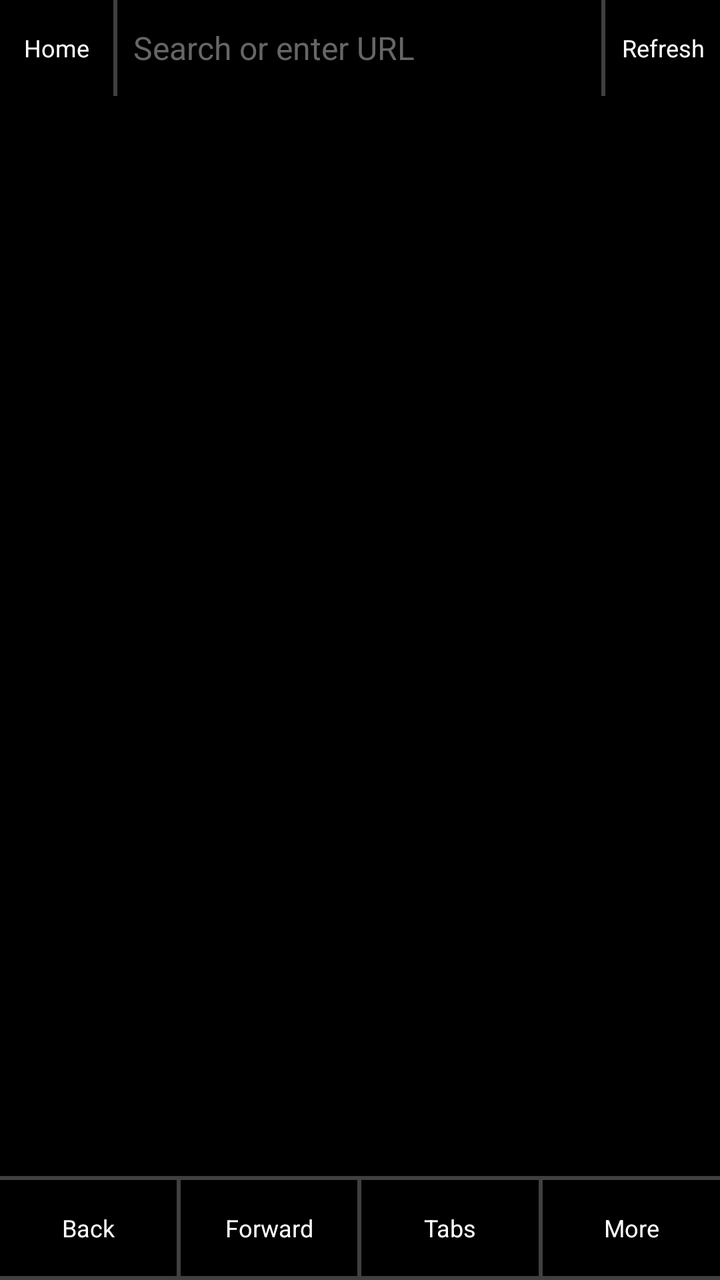
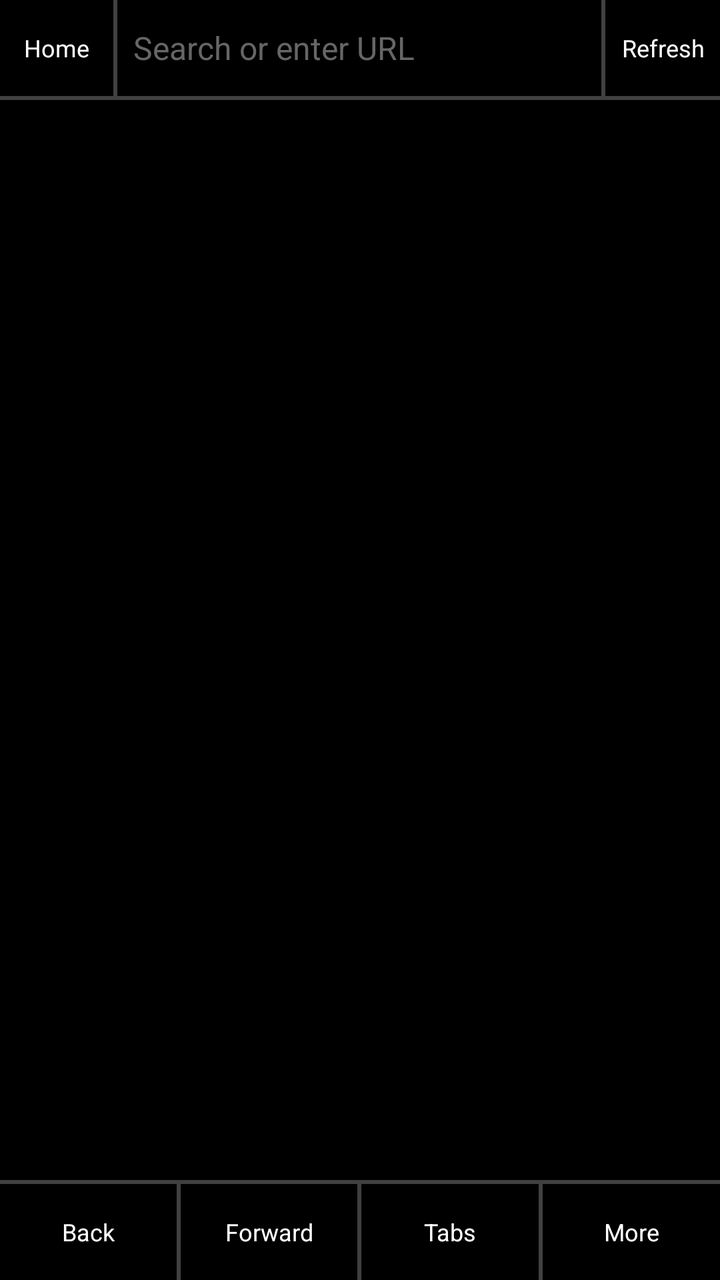

Screens rendered from an Android XML layout before and after an edit, with the pre-edit source and the edit as a unified diff.
<!-- AndroidManifest.xml: application theme Theme.ITNSecureBrowser -->
<!-- res/layout/activity_main.xml -->
<?xml version="1.0" encoding="utf-8"?>
<LinearLayout xmlns:android="http://schemas.android.com/apk/res/android"
    android:layout_width="match_parent"
    android:layout_height="match_parent"
    android:orientation="vertical"
    android:background="@color/bg">

    <LinearLayout
        android:layout_width="match_parent"
        android:layout_height="@dimen/row_height"
        android:orientation="horizontal"
        android:weightSum="100"
        android:gravity="center">

        <TextView
            android:id="@+id/btnHome"
            android:layout_width="0dp"
            android:layout_height="match_parent"
            android:layout_weight="16"
            android:gravity="center"
            android:padding="@dimen/element_padding"
            android:text="Home"
            android:textColor="@color/text_primary"
            android:textSize="12sp"
            android:background="?android:attr/selectableItemBackground" />

        <View
            android:layout_width="@dimen/divider"
            android:layout_height="match_parent"
            android:background="@drawable/divider_vertical" />

        <EditText
            android:id="@+id/urlBar"
            android:layout_width="0dp"
            android:layout_height="match_parent"
            android:layout_weight="68"
            android:background="@android:color/transparent"
            android:hint="@string/hint_search"
            android:textColorHint="@color/text_hint"
            android:textColor="@color/text_primary"
            android:textSize="16sp"
            android:singleLine="true"
            android:imeOptions="actionGo"
            android:inputType="textUri"
            android:padding="@dimen/element_padding" />

        <View
            android:layout_width="@dimen/divider"
            android:layout_height="match_parent"
            android:background="@drawable/divider_vertical" />

        <TextView
            android:id="@+id/btnRefreshStop"
            android:layout_width="0dp"
            android:layout_height="match_parent"
            android:layout_weight="16"
            android:gravity="center"
            android:padding="@dimen/element_padding"
            android:text="Refresh"
            android:textColor="@color/text_primary"
            android:textSize="12sp"
            android:background="?android:attr/selectableItemBackground" />
    </LinearLayout>

    <ProgressBar
        android:id="@+id/progressBar"
        style="?android:attr/progressBarStyleHorizontal"
        android:layout_width="match_parent"
        android:layout_height="@dimen/divider"
        android:max="100"
        android:visibility="gone" />

    <FrameLayout
        android:id="@+id/webViewContainer"
        android:layout_width="match_parent"
        android:layout_height="0dp"
        android:layout_weight="1" />

    <View
        android:layout_width="match_parent"
        android:layout_height="@dimen/divider"
        android:background="@drawable/divider_horizontal" />

    <LinearLayout
        android:layout_width="match_parent"
        android:layout_height="@dimen/row_height"
        android:orientation="horizontal"
        android:weightSum="100"
        android:gravity="center">

        <TextView
            android:id="@+id/btnBack"
            android:layout_width="0dp"
            android:layout_height="match_parent"
            android:layout_weight="25"
            android:gravity="center"
            android:padding="@dimen/element_padding"
            android:text="Back"
            android:textColor="@color/text_primary"
            android:textSize="12sp"
            android:background="?android:attr/selectableItemBackground" />

        <View
            android:layout_width="@dimen/divider"
            android:layout_height="match_parent"
            android:background="@drawable/divider_vertical" />

        <TextView
            android:id="@+id/btnForward"
            android:layout_width="0dp"
            android:layout_height="match_parent"
            android:layout_weight="25"
            android:gravity="center"
            android:padding="@dimen/element_padding"
            android:text="Forward"
            android:textColor="@color/text_primary"
            android:textSize="12sp"
            android:background="?android:attr/selectableItemBackground" />

        <View
            android:layout_width="@dimen/divider"
            android:layout_height="match_parent"
            android:background="@drawable/divider_vertical" />

        <TextView
            android:id="@+id/btnTabs"
            android:layout_width="0dp"
            android:layout_height="match_parent"
            android:layout_weight="25"
            android:gravity="center"
            android:padding="@dimen/element_padding"
            android:text="Tabs"
            android:textColor="@color/text_primary"
            android:textSize="12sp"
            android:background="?android:attr/selectableItemBackground" />

        <View
            android:layout_width="@dimen/divider"
            android:layout_height="match_parent"
            android:background="@drawable/divider_vertical" />

        <TextView
            android:id="@+id/btnMore"
            android:layout_width="0dp"
            android:layout_height="match_parent"
            android:layout_weight="25"
            android:gravity="center"
            android:padding="@dimen/element_padding"
            android:text="More"
            android:textColor="@color/text_primary"
            android:textSize="12sp"
            android:background="?android:attr/selectableItemBackground" />
    </LinearLayout>

    <View
        android:layout_width="match_parent"
        android:layout_height="@dimen/divider"
        android:background="@drawable/divider_horizontal" />
</LinearLayout>
<!-- resources referenced by this layout -->
<resources>
  <color name="bg">@android:color/black</color>
  <color name="text_hint">#FF666666</color>
  <color name="text_primary">@android:color/white</color>
  <dimen name="divider">2dp</dimen>
  <dimen name="element_padding">8dp</dimen>
  <dimen name="row_height">48dp</dimen>
  <!-- drawable divider_horizontal (drawable) -->
  <?xml version="1.0" encoding="utf-8"?>
  <shape xmlns:android="http://schemas.android.com/apk/res/android"
      android:shape="rectangle">
      <solid android:color="@color/divider" />
      <size android:height="@dimen/divider" />
  </shape>
  <!-- drawable divider_vertical (drawable) -->
  <?xml version="1.0" encoding="utf-8"?>
  <shape xmlns:android="http://schemas.android.com/apk/res/android"
      android:shape="rectangle">
      <solid android:color="@color/divider" />
      <size android:width="@dimen/divider" />
  </shape>
  <string name="hint_search">Search or enter URL</string>
  <style name="Theme.ITNSecureBrowser" parent="android:Theme.Material.NoActionBar">
          <item name="android:windowNoTitle">true</item>
          <item name="android:windowFullscreen">false</item>
          <item name="android:statusBarColor">@android:color/transparent</item>
          <item name="android:navigationBarColor">@android:color/transparent</item>
      </style>
  <color name="divider">#80808080</color>
</resources>

<!-- the commit's change to res/layout/activity_main.xml (unified diff, before → after) -->
@@ -61,6 +61,11 @@
             android:textSize="12sp"
             android:background="?android:attr/selectableItemBackground" />
     </LinearLayout>
+
+    <View
+        android:layout_width="match_parent"
+        android:layout_height="@dimen/divider"
+        android:background="@drawable/divider_horizontal" />
 
     <ProgressBar
         android:id="@+id/progressBar"
@@ -151,9 +156,4 @@
             android:textSize="12sp"
             android:background="?android:attr/selectableItemBackground" />
     </LinearLayout>
-
-    <View
-        android:layout_width="match_parent"
-        android:layout_height="@dimen/divider"
-        android:background="@drawable/divider_horizontal" />
 </LinearLayout>
